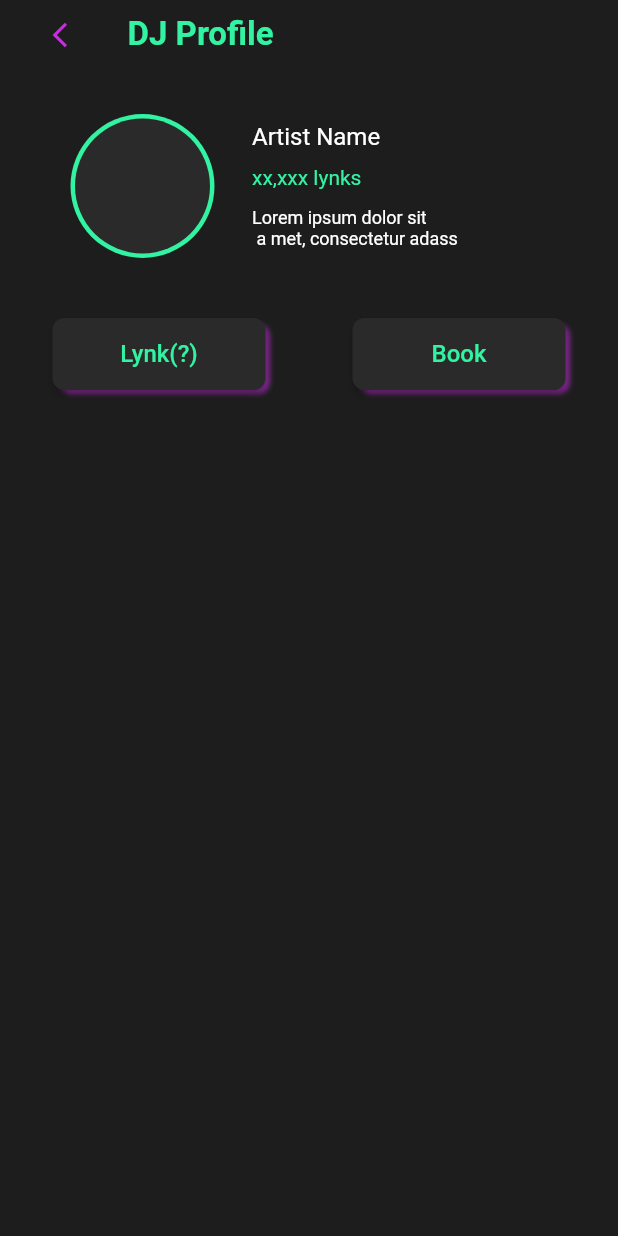
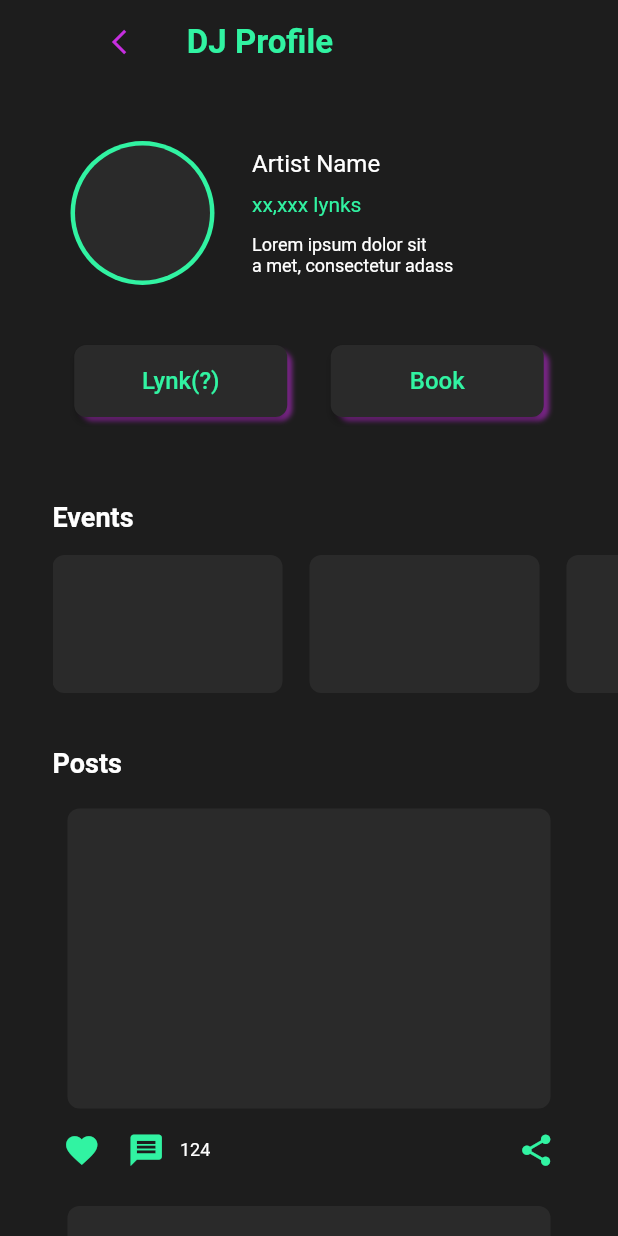
Before and after one commit to ArpitTripathi945/Lynksta, a Flutter app: the DjProfile screen opened directly, on a phone screen of 412 x 824 dp. Run offline on Flutter 3.47's test engine with Material 2 defaults, Android fonts, the phone set to English and light mode, and no system bars; our stand-ins replace google_fonts; Roboto replaces fonts that are missing (Sen).

Commit message:
DJ Profile created

```diff
--- a/lib/view/home_screens/dj_profile.dart
+++ b/lib/view/home_screens/dj_profile.dart
@@ -1,5 +1,8 @@
 import 'package:flutter/material.dart';
 import 'package:lunksta/constants.dart';
+import 'package:lunksta/widgets/card_detailed.dart';
+import 'package:lunksta/widgets/card_story.dart';
+import 'package:lunksta/widgets/post.dart';
 import 'package:lunksta/widgets/shadow_button.dart';
 
 class DjProfile extends StatefulWidget {
@@ -12,15 +15,18 @@ class DjProfile extends StatefulWidget {
 class _DjProfileState extends State<DjProfile> {
   @override
   Widget build(BuildContext context) {
-    return Material(
-      color: bgcolor,
-      child: SafeArea(
-          child: Padding(
-        padding: const EdgeInsets.fromLTRB(35, 10, 35, 0),
-        child: Column(
-          crossAxisAlignment: CrossAxisAlignment.start,
-          children: [
+    return Scaffold(
+      backgroundColor: bgcolor,
+      body: SafeArea(
+          child: CustomScrollView(
+        slivers: [
+          SliverAppBar(
+            floating: true,
+            backgroundColor: bgcolor,
+            automaticallyImplyLeading: false,
+            actions: <Widget>[
               Row(
+                mainAxisAlignment: MainAxisAlignment.start,
                 children: [
                   GestureDetector(
                       onTap: () {
@@ -37,12 +43,16 @@ class _DjProfileState extends State<DjProfile> {
                           fontFamily: secondary,
                           fontSize: 22,
                           color: gradient1,
-                        fontWeight: FontWeight.bold))
+                          fontWeight: FontWeight.bold)),
+                  SizedBox(width: 190),
+                ],
+              )
             ],
           ),
-            SizedBox(height: 40),
-            Padding(
-              padding: const EdgeInsets.fromLTRB(12, 0, 0, 0),
+          SliverToBoxAdapter(child: SizedBox(height: 38)),
+          SliverToBoxAdapter(
+            child: Padding(
+              padding: const EdgeInsets.fromLTRB(47, 0, 0, 0),
               child: Row(
                 children: [
                   Column(
@@ -78,7 +88,7 @@ class _DjProfileState extends State<DjProfile> {
                       ),
                       SizedBox(height: 12),
                       Text(
-                        "Lorem ipsum dolor sit\n a met, consectetur adass",
+                        "Lorem ipsum dolor sit\na met, consectetur adass",
                         style: TextStyle(
                             color: Colors.white,
                             fontFamily: secondary,
@@ -89,18 +99,91 @@ class _DjProfileState extends State<DjProfile> {
                 ],
               ),
             ),
-            SizedBox(height: 40),
-            Row(
-              mainAxisAlignment: MainAxisAlignment.spaceBetween,
+          ),
+          SliverToBoxAdapter(child: SizedBox(height: 40)),
+          SliverToBoxAdapter(
+            child: Padding(
+              padding: const EdgeInsets.fromLTRB(35, 0, 35, 0),
+              child: Row(
+                mainAxisAlignment: MainAxisAlignment.spaceAround,
                 children: [
                   ShadowButton(
-                    height: 48, width: 142, text: "Lynk(?)", onPressed: () {}),
+                      height: 48,
+                      width: 142,
+                      text: "Lynk(?)",
+                      onPressed: () {}),
                   ShadowButton(
                       height: 48, width: 142, text: "Book", onPressed: () {})
                 ],
               ),
+            ),
+          ),
+          SliverToBoxAdapter(child: SizedBox(height: 36)),
+          SliverToBoxAdapter(
+            child: Padding(
+              padding: const EdgeInsets.fromLTRB(35, 20, 0, 0),
+              child: Column(
+                crossAxisAlignment: CrossAxisAlignment.start,
+                children: [
+                  Text(
+                    "Events",
+                    style: TextStyle(
+                        color: Colors.white,
+                        fontSize: 18,
+                        fontFamily: secondary,
+                        fontWeight: FontWeight.bold),
+                  ),
+                  SizedBox(height: 15),
+                  SizedBox(
+                    width: double.infinity,
+                    height: 92,
+                    child: GridView.builder(
+                      scrollDirection: Axis.horizontal,
+                      gridDelegate:
+                          const SliverGridDelegateWithMaxCrossAxisExtent(
+                              maxCrossAxisExtent: 250,
+                              childAspectRatio: 3 / 5,
+                              crossAxisSpacing: 30,
+                              mainAxisSpacing: 18),
+                      itemCount: 10,
+                      itemBuilder: (BuildContext context, int index) {
+                        return Container(
+                          decoration: BoxDecoration(
+                              color: element,
+                              borderRadius: BorderRadius.circular(8.0)),
+                        );
+                      },
+                    ),
+                  ),
                 ],
               ),
+            ),
+          ),
+          SliverToBoxAdapter(child: SizedBox(height: 36)),
+          SliverToBoxAdapter(
+            child: Padding(
+              padding: const EdgeInsets.fromLTRB(35, 0, 0, 0),
+              child: Text(
+                "Posts",
+                style: TextStyle(
+                    color: Colors.white,
+                    fontSize: 18,
+                    fontFamily: secondary,
+                    fontWeight: FontWeight.bold),
+              ),
+            ),
+          ),
+          SliverToBoxAdapter(child: SizedBox(height: 20)),
+          SliverList(
+              delegate: SliverChildBuilderDelegate(
+            childCount: 10,
+            (context, index) {
+              return Padding(
+                  padding: const EdgeInsets.fromLTRB(35, 0, 35, 15),
+                  child: Post());
+            },
+          )),
+        ],
       )),
     );
   }
--- a/lib/view/home_screens/home_page.dart
+++ b/lib/view/home_screens/home_page.dart
@@ -17,8 +17,6 @@ class _HomePageState extends State<HomePage> {
     return Scaffold(
       backgroundColor: bgcolor,
       body: SafeArea(
-        child: Padding(
-          padding: const EdgeInsets.fromLTRB(0, 10, 0, 0),
         child: CustomScrollView(
           slivers: [
             SliverAppBar(
@@ -103,10 +101,7 @@ class _HomePageState extends State<HomePage> {
                   mainAxisAlignment: MainAxisAlignment.spaceBetween,
                   children: [
                     ShadowButton(
-                          height: 48,
-                          width: 150,
-                          text: "Sort",
-                          onPressed: () {}),
+                        height: 48, width: 150, text: "Sort", onPressed: () {}),
                     ShadowButton(
                         height: 48,
                         width: 150,
@@ -130,7 +125,6 @@ class _HomePageState extends State<HomePage> {
           ],
         ),
       ),
-      ),
     );
   }
 }
--- /dev/null
+++ b/lib/widgets/post.dart
@@ -0,0 +1,69 @@
+import 'package:flutter/material.dart';
+import 'package:lunksta/constants.dart';
+
+class Post extends StatelessWidget {
+  const Post({super.key});
+
+  @override
+  Widget build(BuildContext context) {
+    return Material(
+      color: bgcolor,
+      child: Container(
+        height: 250,
+        width: 322,
+        decoration: BoxDecoration(
+            color: bgcolor, borderRadius: BorderRadius.circular(8.0)),
+        child: Column(
+          children: [
+            Container(
+              height: 200,
+              width: 322,
+              decoration: BoxDecoration(
+                  color: element, borderRadius: BorderRadius.circular(8.0)),
+            ),
+            SizedBox(
+              height: 15,
+            ),
+            Padding(
+              padding: const EdgeInsets.fromLTRB(7, 0, 7, 0),
+              child: Row(
+                mainAxisAlignment: MainAxisAlignment.spaceBetween,
+                children: [
+                  Row(
+                    children: [
+                      Icon(
+                        Icons.favorite,
+                        size: 25,
+                        color: gradient1,
+                      ),
+                      SizedBox(
+                        width: 18,
+                      ),
+                      Icon(
+                        Icons.message,
+                        size: 25,
+                        color: gradient1,
+                      ),
+                      SizedBox(
+                        width: 10,
+                      ),
+                      Text(
+                        "124",
+                        style: TextStyle(color: Colors.white, fontSize: 12),
+                      )
+                    ],
+                  ),
+                  Icon(
+                    Icons.share,
+                    size: 25,
+                    color: gradient1,
+                  )
+                ],
+              ),
+            )
+          ],
+        ),
+      ),
+    );
+  }
+}
```
Lines whose indentation alone changed are shown as unchanged.
